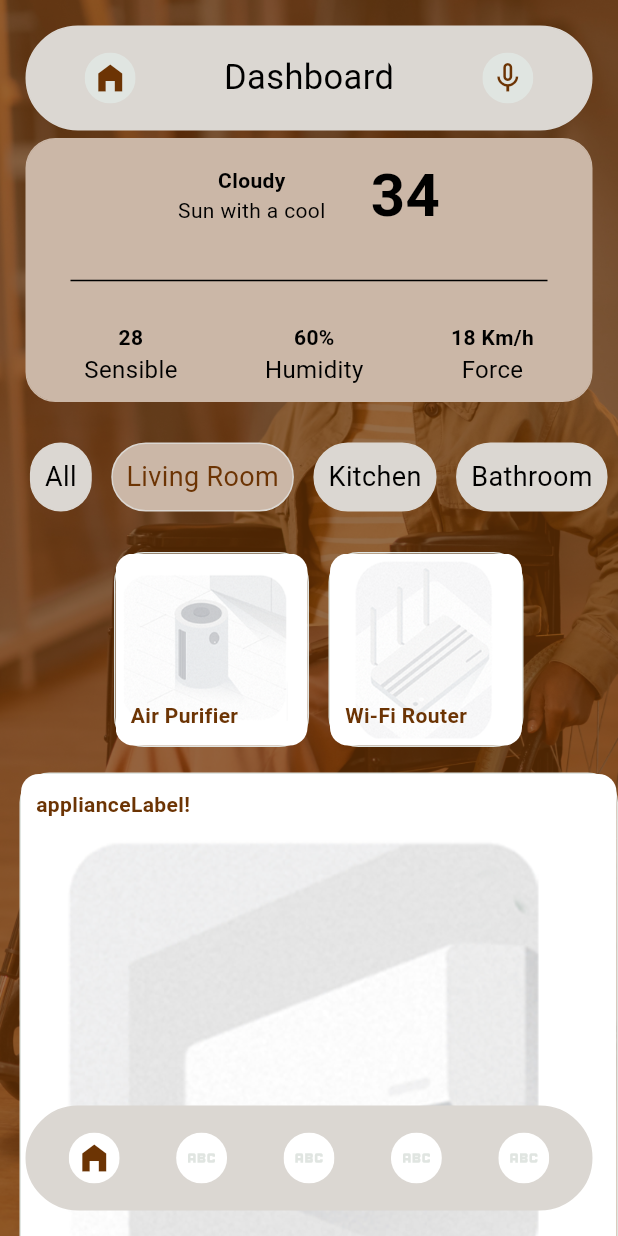
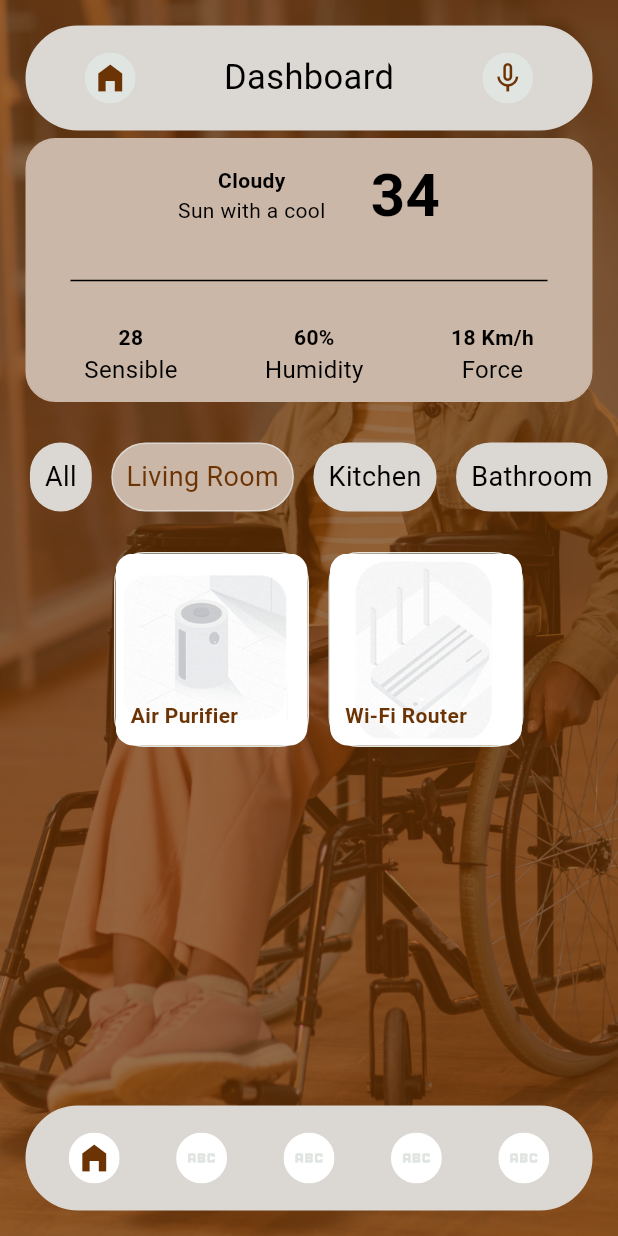
Before and after one commit to janim2/enableMe, a Flutter app: the DashBoardPage screen opened by its route, on a phone screen of 412 x 824 dp. Run offline on Flutter 3.47's test engine with Material 2 defaults, Android fonts, the phone set to English and light mode, and no system bars; our stand-ins replace bloc, flutter_switch, go_router.

```diff
--- a/lib/src/features/auth/presentation/widgets/button.dart
+++ b/lib/src/features/auth/presentation/widgets/button.dart
@@ -17,7 +17,7 @@ class MyButton extends StatelessWidget {
     return InkWell(
       onTap: ontap,
       child: Container(
-        margin: EdgeInsets.all(5),
+        margin: const EdgeInsets.all(5),
         width: width,
         height: 50,
         decoration: BoxDecoration(
--- a/lib/src/features/dashboard/views/dashboard.dart
+++ b/lib/src/features/dashboard/views/dashboard.dart
@@ -116,7 +116,10 @@ class _DashBoardPageState extends State<DashBoardPage> {
               children: [
                 Column(
                   children: [
-                    const MyAppBar(appLabel: "Dashboard", icon: Icons.home_filled,),
+                    const MyAppBar(
+                      appLabel: "Dashboard",
+                      icon: Icons.home_filled,
+                    ),
                     Container(
                       margin:
                           const EdgeInsets.only(left: 17, right: 17, top: 5),
@@ -218,19 +221,31 @@ class _DashBoardPageState extends State<DashBoardPage> {
                     SingleChildScrollView(
                       scrollDirection: Axis.horizontal,
                       child: Row(
-                        children: const [
+                        children: [
                           RoomsContainer(
                             label: "All",
                           ),
-                          RoomsContainer(
-                            label: "Living Room",
-                            isSelected: true,
+                          InkWell(
+                            onTap: () {
+                              print("working");
+                              // context.push("/specific_room/${"Living Room"}");
+                            },
+                            child: RoomsContainer(
+                              label: "Living Room",
+                              isSelected: true,
+                            ),
                           ),
                           RoomsContainer(
                             label: "Kitchen",
+                            onSelected: () {
+                              // context.push("/specific_room/Kitchen");
+                            },
                           ),
                           RoomsContainer(
                             label: "Bathroom",
+                            onSelected: () {
+                              // context.push("/specific_room/${"BathRoom"}");
+                            },
                           ),
                         ],
                       ),
@@ -249,43 +264,43 @@ class _DashBoardPageState extends State<DashBoardPage> {
                         )
                       ],
                     ),
-                    Container(
-                      margin: const EdgeInsets.only(left: 13, top: 17),
-                      decoration: BoxDecoration(
-                        // color: Color.fromARGB(255, 24, 20, 16),
-                        borderRadius: const BorderRadius.all(
-                          Radius.circular(20.0),
-                        ),
-                        border: Border.all(color: TheColors.white),
-                      ),
-                      child: ClipRRect(
-                        borderRadius: BorderRadius.circular(12.0),
-                        child: Stack(children: [
-                          Image.asset(
-                            "assets/images/artwork3.png",
-                            fit: BoxFit.contain,
-                          ),
-                          Align(
-                            alignment: Alignment.bottomLeft,
-                            child: Padding(
-                              padding: const EdgeInsets.all(10.0),
-                              child: Text(
-                                "applianceLabel!",
-                                style: const TextStyle(
-                                  color: TheColors.brown,
-                                  fontWeight: FontWeight.bold,
-                                ),
-                              ),
-                            ),
-                          )
-                        ]),
-                      ),
-                    ),
-                    AppilanceContainer(
-                      applianceLabel: "Air Conditioning",
-                      bgImage: "assets/images/artwork3.png",
-                      width: 200,
-                    ),
+                    // Container(
+                    //   margin: const EdgeInsets.only(left: 13, top: 17),
+                    //   decoration: BoxDecoration(
+                    //     // color: Color.fromARGB(255, 24, 20, 16),
+                    //     borderRadius: const BorderRadius.all(
+                    //       Radius.circular(20.0),
+                    //     ),
+                    //     border: Border.all(color: TheColors.white),
+                    //   ),
+                    //   child: ClipRRect(
+                    //     borderRadius: BorderRadius.circular(12.0),
+                    //     child: Stack(children: [
+                    //       Image.asset(
+                    //         "assets/images/artwork3.png",
+                    //         fit: BoxFit.contain,
+                    //       ),
+                    //       Align(
+                    //         alignment: Alignment.bottomLeft,
+                    //         child: Padding(
+                    //           padding: const EdgeInsets.all(10.0),
+                    //           child: Text(
+                    //             "applianceLabel!",
+                    //             style: const TextStyle(
+                    //               color: TheColors.brown,
+                    //               fontWeight: FontWeight.bold,
+                    //             ),
+                    //           ),
+                    //         ),
+                    //       )
+                    //     ]),
+                    //   ),
+                    // ),
+                    // AppilanceContainer(
+                    //   applianceLabel: "Air Conditioning",
+                    //   bgImage: "assets/images/artwork3.png",
+                    //   width: 200,
+                    // ),
                     const SizedBox(
                       height: 20,
                     ),
--- a/lib/src/features/dashboard/widgets/roomsContainer.dart
+++ b/lib/src/features/dashboard/widgets/roomsContainer.dart
@@ -5,11 +5,14 @@ class RoomsContainer extends StatelessWidget {
   // ignore: prefer_typing_uninitialized_variables
   final String? label;
   final bool? isSelected;
-  final action;
+  final onSelected;
 
   // ignore: sort_constructors_first
   const RoomsContainer(
-      {super.key, required this.label, this.isSelected = false, this.action});
+      {super.key,
+      required this.label,
+      this.isSelected = false,
+      this.onSelected});
 
   @override
   Widget build(BuildContext context) {
--- a/lib/src/features/rooms/presentation/views/specificRoom.dart
+++ b/lib/src/features/rooms/presentation/views/specificRoom.dart
@@ -47,7 +47,7 @@ class _SpecificRoomsPageState extends State<SpecificRoomsPage> {
               child: Row(
                 children: [
                   RoomsContainer(
-                    action: () {
+                    onSelected: () {
                       if (router.canPop()) router.pop();
                     },
                     label: "All",
```
Also changed, not shown: lib/src/features/auth/presentation/views/login.dart (+8 -8 lines), lib/src/features/auth/presentation/views/signup.dart (+13 -12 lines).
